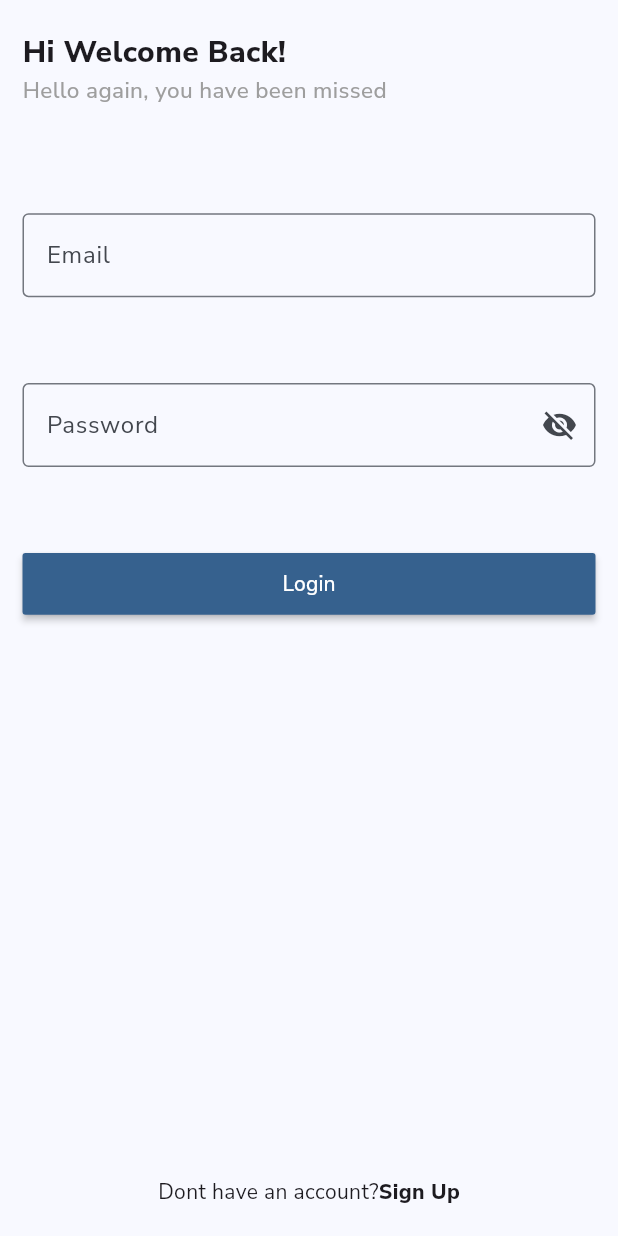
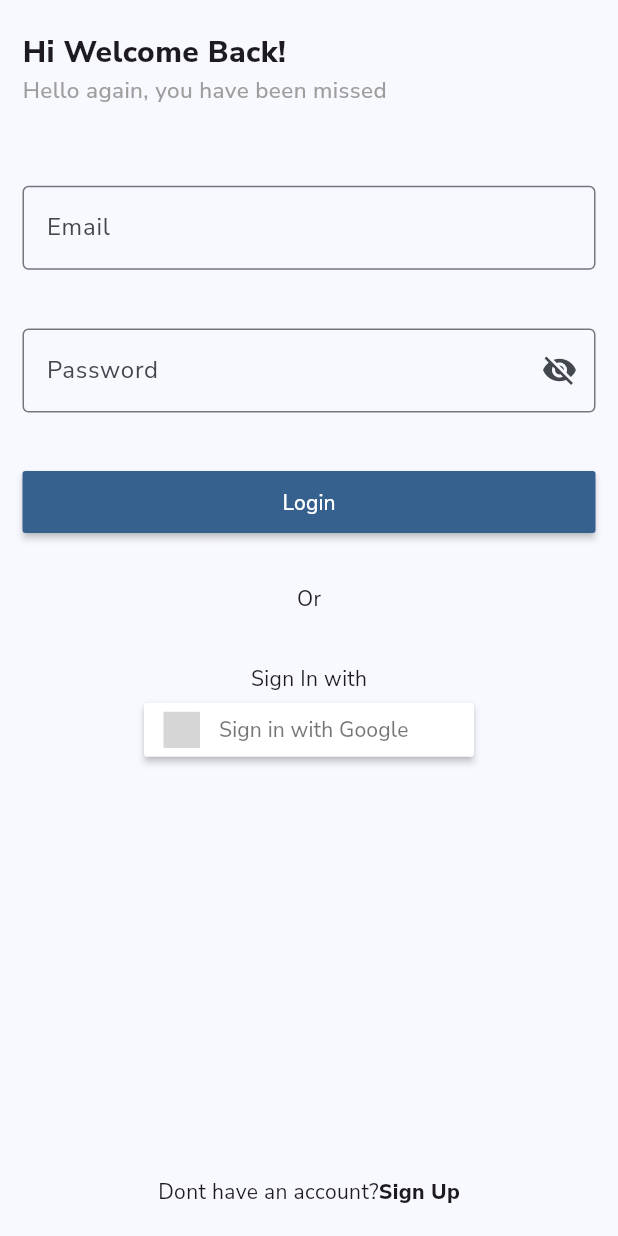
Before and after one commit to AtharvKhamkar/Firebase_chatapp, a Flutter app: the screen it shows after launch, on a phone screen of 412 x 824 dp. Run offline on Flutter 3.47's test engine with Material 3 defaults, Android fonts, the phone set to English and light mode, and no system bars; drawn by our look-alikes of sign_in_button; our stand-ins replace cloud_firestore, dash_chat_2, delightful_toast, firebase_auth, firebase_core, firebase_storage and 4 more; missing offline and left inert: firebase_app_check; accounts and stored records are empty; grey boxes are pictures that could not be loaded.

Commit message:
feat: Added google sign in functionality

```diff
--- a/lib/pages/login_page.dart
+++ b/lib/pages/login_page.dart
@@ -5,6 +5,7 @@ import 'package:sample_chat_app/services/alert_service.dart';
 import 'package:sample_chat_app/services/auth_services.dart';
 import 'package:sample_chat_app/services/navigation_service.dart';
 import 'package:sample_chat_app/widgets/custom_form_field.dart';
+import 'package:sign_in_button/sign_in_button.dart';
 
 class LoginPage extends StatefulWidget {
   const LoginPage({super.key});
@@ -80,7 +81,7 @@ class _LoginPageState extends State<LoginPage> {
 
   Widget _loginForm() {
     return Container(
-      height: MediaQuery.sizeOf(context).height * 0.4,
+      height: MediaQuery.sizeOf(context).height * 0.5,
       margin: EdgeInsets.symmetric(
         vertical: MediaQuery.sizeOf(context).height * 0.05,
       ),
@@ -113,7 +114,15 @@ class _LoginPageState extends State<LoginPage> {
                   });
                 },
               ),
-              _loginButton()
+              _loginButton(),
+              SizedBox(
+                height: MediaQuery.of(context).size.height * 0.01,
+              ),
+              const Text('Or'),
+              SizedBox(
+                height: MediaQuery.of(context).size.height * 0.01,
+              ),
+              _socialSignInSection(),
             ],
           )),
     );
@@ -168,4 +177,13 @@ class _LoginPageState extends State<LoginPage> {
       ],
     );
   }
+
+  Widget _socialSignInSection() {
+    return Column(
+      children: [
+        const Text('Sign In with'),
+        SignInButton(Buttons.google, onPressed: _authService.handleGoogleSignIn)
+      ],
+    );
+  }
 }
--- a/lib/utils.dart
+++ b/lib/utils.dart
@@ -28,8 +28,8 @@ Future<void> setupFirebase() async {
 Future<void> registerServices() async {
   final GetIt getIt = GetIt.instance;
 
+  getIt.registerSingleton<NavigationService>(NavigationService());
   getIt.registerSingleton<AuthService>(AuthService());
-  getIt.registerSingleton<NavigationService>(NavigationService());
   getIt.registerSingleton<AlertService>(AlertService());
   getIt.registerSingleton<MediaService>(MediaService());
   getIt.registerSingleton<StorageService>(StorageService());
--- a/pubspec.yaml
+++ b/pubspec.yaml
@@ -46,6 +46,8 @@ dependencies:
   path: ^1.9.0
   firebase_app_check: ^0.3.1+2
   dash_chat_2: ^0.0.21
+  sign_in_button: ^3.2.0
+  google_sign_in: ^6.2.1
 
 dev_dependencies:
   flutter_test:
```
Also changed, not shown: lib/services/auth_services.dart (+33 -0 lines), firebase.json, lib/firebase_options.dart, pubspec.lock, 2 other files.
